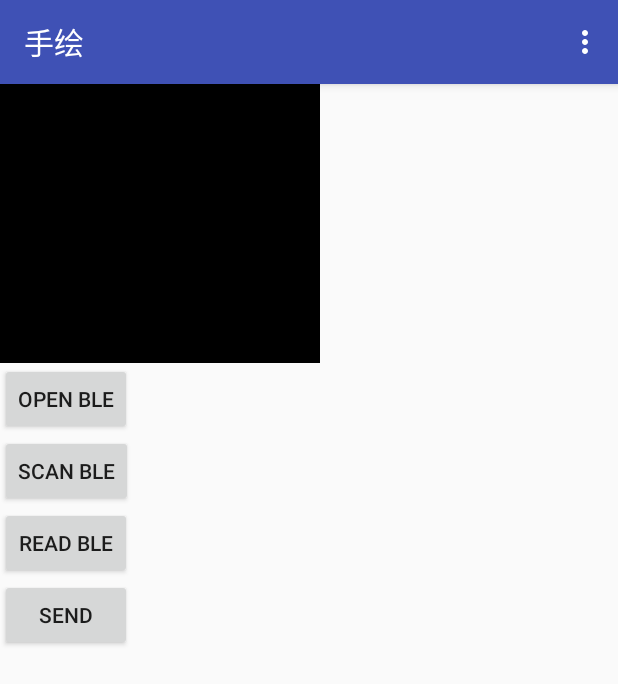
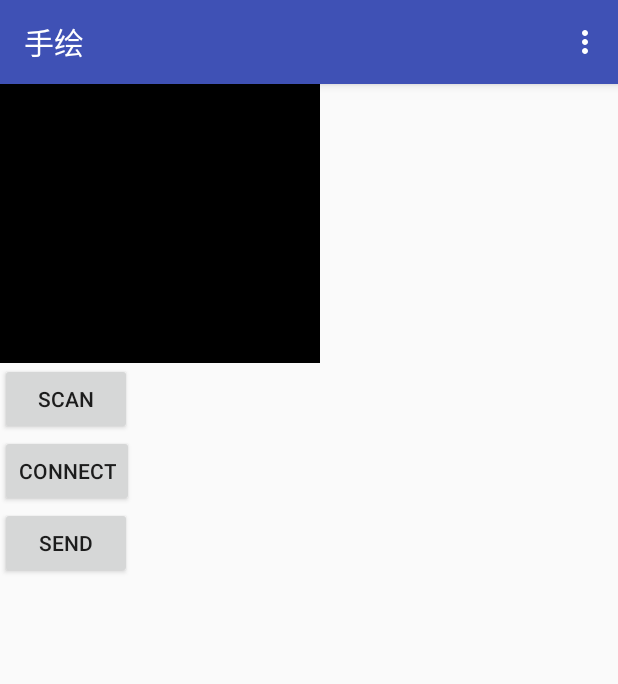
Before and after one commit to sprindy/yyb, an Android app: the screen it shows after launch (MainActivity), after a tap on "SEND", on a phone screen of 412 x 824 dp. Shown: the top 684 px of the screen. Run offline under Robolectric (Android 15) with nearby library versions, the phone set to English and light mode, and no system bars.

Commit message:
[YYB][HandDraw] Remove open ble button
Symptom:
Project: YYB.
Note: N/A

```diff
--- a/app/HandDraw/app/src/main/java/com/sprindy/handdraw/MainActivity.java
+++ b/app/HandDraw/app/src/main/java/com/sprindy/handdraw/MainActivity.java
@@ -56,11 +56,9 @@ public class MainActivity extends AppCompatActivity implements View.OnClickListe
         blur = new BlurMaskFilter(8,BlurMaskFilter.Blur.NORMAL);
 
         // Register buttons on the same ClickListener.
-        Button btn_ble_support = (Button)findViewById(R.id.btn_ble_enable);
         Button btn_ble_scan = (Button)findViewById(R.id.btn_ble_scan);
         Button btn_ble_read = (Button)findViewById(R.id.btn_ble_read);
         Button btn_ble_send = (Button)findViewById(R.id.btn_ble_send);
-        btn_ble_support.setOnClickListener(this);
         btn_ble_scan.setOnClickListener(this);
         btn_ble_read.setOnClickListener(this);
         btn_ble_send.setOnClickListener(this);
@@ -73,10 +71,8 @@ public class MainActivity extends AppCompatActivity implements View.OnClickListe
     @Override
     public void onClick(View v) {
         switch (v.getId()){
-            case R.id.btn_ble_enable:
+            case R.id.btn_ble_scan:
                 mBleController.turnOnBluetooth(this, REQUEST_ENABLE_BT);
-                break;
-            case R.id.btn_ble_scan:
                 mBleController.startScanBle(this, true);
                 break;
             case R.id.btn_ble_read:
--- a/app/HandDraw/app/src/main/res/layout/activity_main.xml
+++ b/app/HandDraw/app/src/main/res/layout/activity_main.xml
@@ -14,20 +14,14 @@
         android:layout_height="186dp" />
 
     <Button
-        android:id="@+id/btn_ble_enable"
-        android:text="Open BLE"
-        android:layout_width="wrap_content"
-        android:layout_height="wrap_content" />
-
-    <Button
         android:id="@+id/btn_ble_scan"
-        android:text="scan BLE"
+        android:text="SCAN"
         android:layout_width="wrap_content"
         android:layout_height="wrap_content" />
 
     <Button
         android:id="@+id/btn_ble_read"
-        android:text="read BLE"
+        android:text="CONNECT"
         android:layout_width="wrap_content"
         android:layout_height="wrap_content" />
 
```
